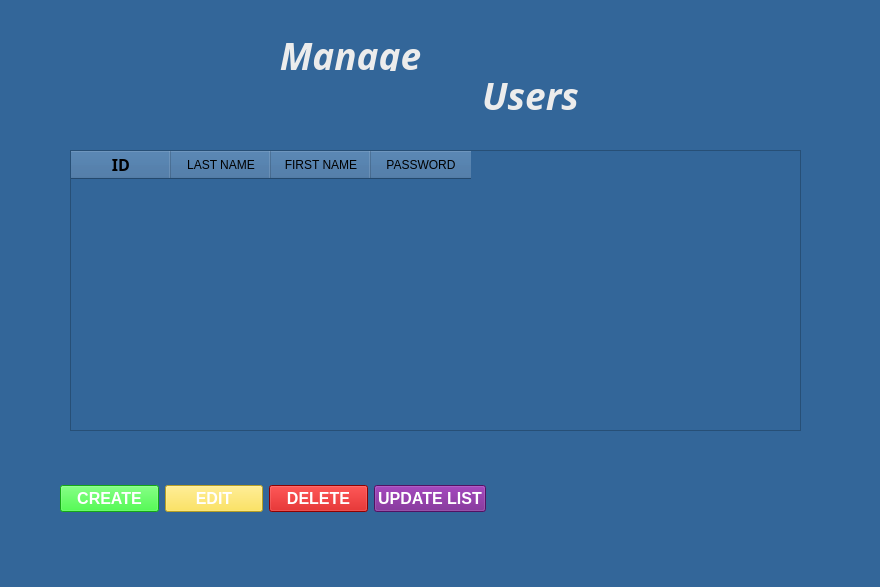
Enki403/ProyectoBDI, file Código/Core/view/ManageUsers.ui: the form before one commit.
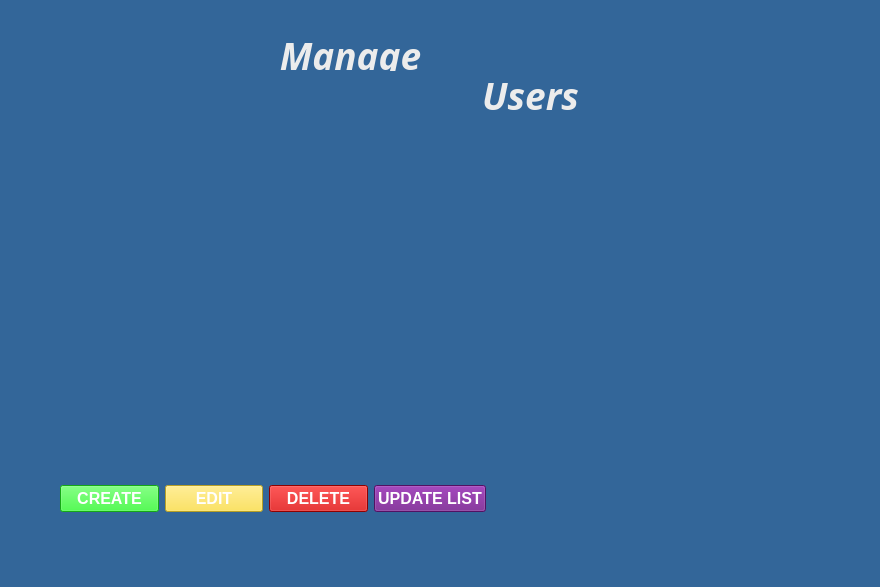
The form after the commit. Icons and pictures are not drawn.

Diff of the .ui file:
```diff
--- a/Código/Core/view/ManageUsers.ui
+++ b/Código/Core/view/ManageUsers.ui
@@ -86,45 +86,7 @@
      <string>&lt;html&gt;&lt;head/&gt;&lt;body&gt;&lt;p align=&quot;center&quot;&gt;&lt;span style=&quot; font-size:28pt; font-style:italic; color:#ececec;&quot;&gt;Users&lt;/span&gt;&lt;/p&gt;&lt;/body&gt;&lt;/html&gt;</string>
     </property>
    </widget>
-   <widget class="QTableWidget" name="tableUsers">
-    <property name="geometry">
-     <rect>
-      <x>70</x>
-      <y>150</y>
-      <width>731</width>
-      <height>281</height>
-     </rect>
-    </property>
-    <column>
-     <property name="text">
-      <string>ID</string>
-     </property>
-     <property name="font">
-      <font>
-       <family>Noto Sans Cham</family>
-       <pointsize>12</pointsize>
-       <weight>75</weight>
-       <bold>true</bold>
-      </font>
-     </property>
-    </column>
-    <column>
-     <property name="text">
-      <string>LAST NAME</string>
-     </property>
-    </column>
-    <column>
-     <property name="text">
-      <string>FIRST NAME</string>
-     </property>
-    </column>
-    <column>
-     <property name="text">
-      <string>PASSWORD</string>
-     </property>
-    </column>
-   </widget>
-   <widget class="QWidget" name="">
+   <widget class="QWidget" name="layoutWidget">
     <property name="geometry">
      <rect>
       <x>60</x>
```
Left out of the diff: 18 changed lines with no effect on the pictures.
